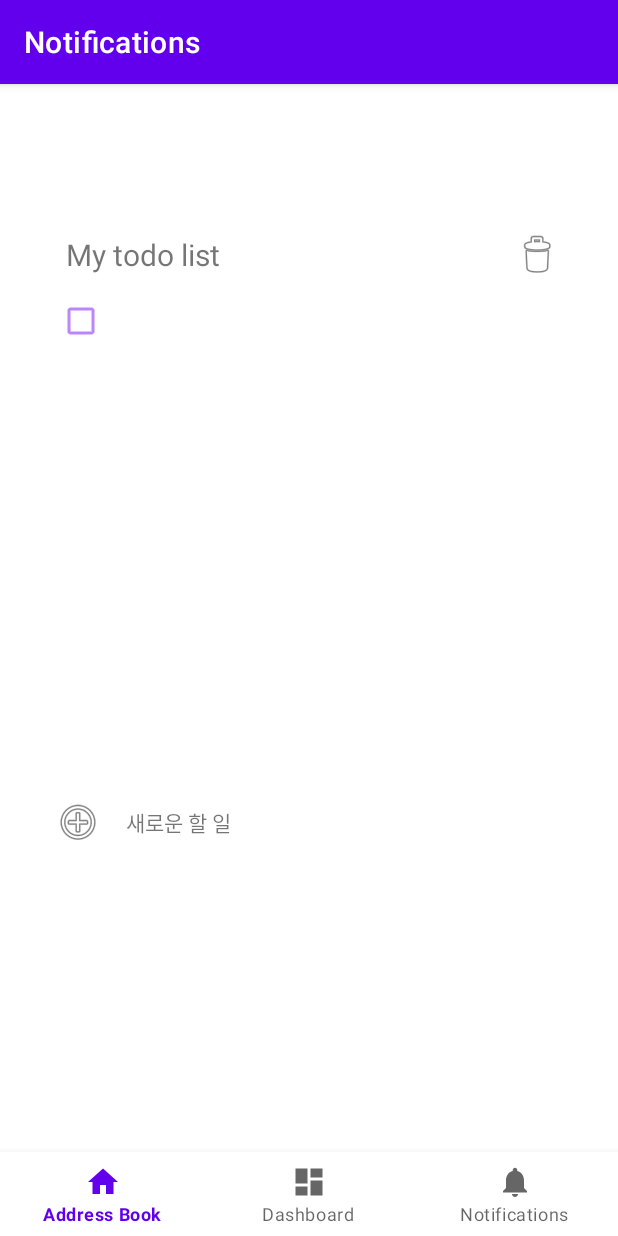
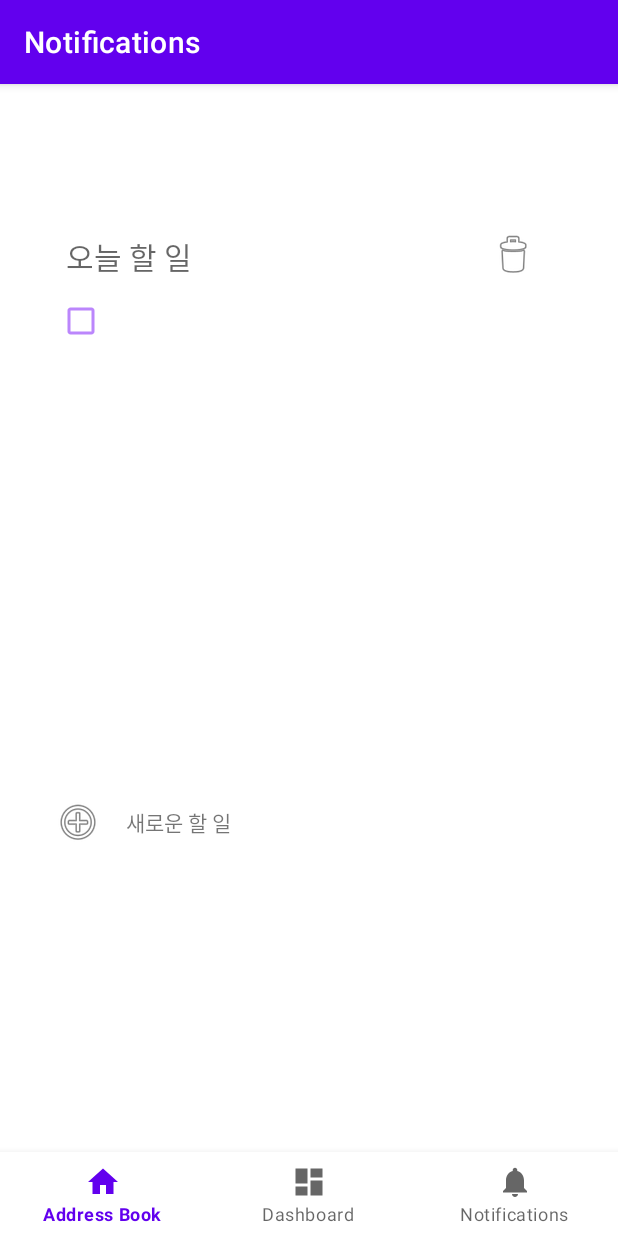
Before and after one commit to retroinspect/cs496-week1, an Android app: the TodoFragment screen opened through its navigation route, after a tap on "새로운 할 일", on a phone screen of 412 x 824 dp. Run offline under Robolectric (Android 15) with nearby library versions, the phone set to English and light mode, and no system bars; our stand-ins replace Room's generated code, Timber, data binding, navigation-ui.

Commit message:
feat: Add multiple notes database & TodoList title

```diff
--- a/app/src/main/java/com/example/sample/ui/todo/TodoAdapter.kt
+++ b/app/src/main/java/com/example/sample/ui/todo/TodoAdapter.kt
@@ -1,6 +1,5 @@
 package com.example.sample.ui.todo
 
-import android.opengl.Visibility
 import android.view.KeyEvent
 import android.view.LayoutInflater
 import android.view.View
--- a/app/src/main/java/com/example/sample/ui/todo/TodoFragment.kt
+++ b/app/src/main/java/com/example/sample/ui/todo/TodoFragment.kt
@@ -88,4 +88,6 @@ class TodoActions(
         viewModel.setFocus()
     }
 
+    val updateTitle = { input: String -> viewModel.updateTitle(input)}
+
 }
--- a/app/src/main/java/com/example/sample/ui/todo/TodoViewModel.kt
+++ b/app/src/main/java/com/example/sample/ui/todo/TodoViewModel.kt
@@ -73,6 +73,12 @@ class TodoViewModel(
         }
     }
 
+    fun updateTitle(input: String?) {
+//        viewModelScope.launch {
+//            database.updateTitle(input)
+//        }
+    }
+
     fun onClickDelete(id: Long) {
         viewModelScope.launch {
             val todoToDelete = database.get(id)
--- a/app/src/main/res/layout/fragment_todos.xml
+++ b/app/src/main/res/layout/fragment_todos.xml
@@ -14,8 +14,8 @@
 
         android:layout_width="match_parent"
         android:layout_height="match_parent"
+        android:gravity="start|top"
         android:orientation="vertical"
-        android:gravity="start|top"
         android:padding="@dimen/small_size">
 
 
@@ -24,17 +24,41 @@
             android:layout_height="wrap_content"
             android:orientation="horizontal">
 
+            <LinearLayout
+                android:layout_width="288dp"
+                android:layout_height="wrap_content"
+                android:orientation="horizontal">
+
                 <TextView
                     android:id="@+id/title_todo"
-                android:layout_width="288dp"
+                    android:layout_width="match_parent"
                     android:layout_height="wrap_content"
                     android:layout_marginStart="8dp"
                     android:layout_marginLeft="8dp"
                     android:layout_marginTop="8dp"
                     android:layout_marginEnd="8dp"
                     android:gravity="start"
-                android:text="@string/title_todo"
-                android:textSize="20sp" />
+                    android:textSize="@dimen/todo_title"
+                    android:visibility="gone"
+                    tools:text="@string/title_todo" />
+
+                <EditText
+                    android:id="@+id/edit_title_todo"
+                    android:layout_width="match_parent"
+                    android:layout_height="wrap_content"
+                    android:layout_marginStart="8dp"
+                    android:layout_marginLeft="8dp"
+                    android:layout_marginTop="8dp"
+                    android:layout_marginEnd="8dp"
+                    android:autofillHints="@string/todo_title_hint"
+                    android:background="@android:color/transparent"
+                    android:gravity="start"
+                    android:hint="@string/todo_title_hint"
+                    android:inputType="textMultiLine"
+                    android:textSize="@dimen/todo_title"
+                    tools:text="@string/title_todo" />
+
+            </LinearLayout>
 
 
             <ImageButton
@@ -59,17 +83,17 @@
             android:layout_width="match_parent"
             android:layout_height="wrap_content"
             android:layout_marginTop="16dp"
+            android:layout_marginBottom="100dp"
             android:gravity="center_vertical"
-            android:layout_marginBottom="100dp"
             android:orientation="horizontal">
 
             <ImageView
                 android:layout_width="wrap_content"
                 android:layout_height="wrap_content"
+                android:layout_marginEnd="16dp"
+                android:layout_marginRight="16dp"
                 android:background="@android:color/transparent"
                 android:contentDescription="@string/create_todo_button"
-                android:layout_marginRight="16dp"
-                android:layout_marginEnd="16dp"
                 app:srcCompat="@android:drawable/ic_menu_add"
                 tools:srcCompat="@android:drawable/ic_menu_add" />
 
--- a/app/src/main/res/values/dimens.xml
+++ b/app/src/main/res/values/dimens.xml
@@ -4,4 +4,5 @@
     <dimen name="activity_vertical_margin">16dp</dimen>
     <dimen name="small_size">36dp</dimen>
     <dimen name="small_font">16sp</dimen>
+    <dimen name="todo_title">20sp</dimen>
 </resources>
--- a/app/src/main/res/values/strings.xml
+++ b/app/src/main/res/values/strings.xml
@@ -13,4 +13,5 @@
     <string name="empty_hint">" "</string>
     <string name="create_todo_button">create_todo_button</string>
     <string name="create_todo_text">새로운 할 일</string>
+    <string name="todo_title_hint">오늘 할 일</string>
 </resources>
```
Lines whose indentation alone changed are shown as unchanged.
